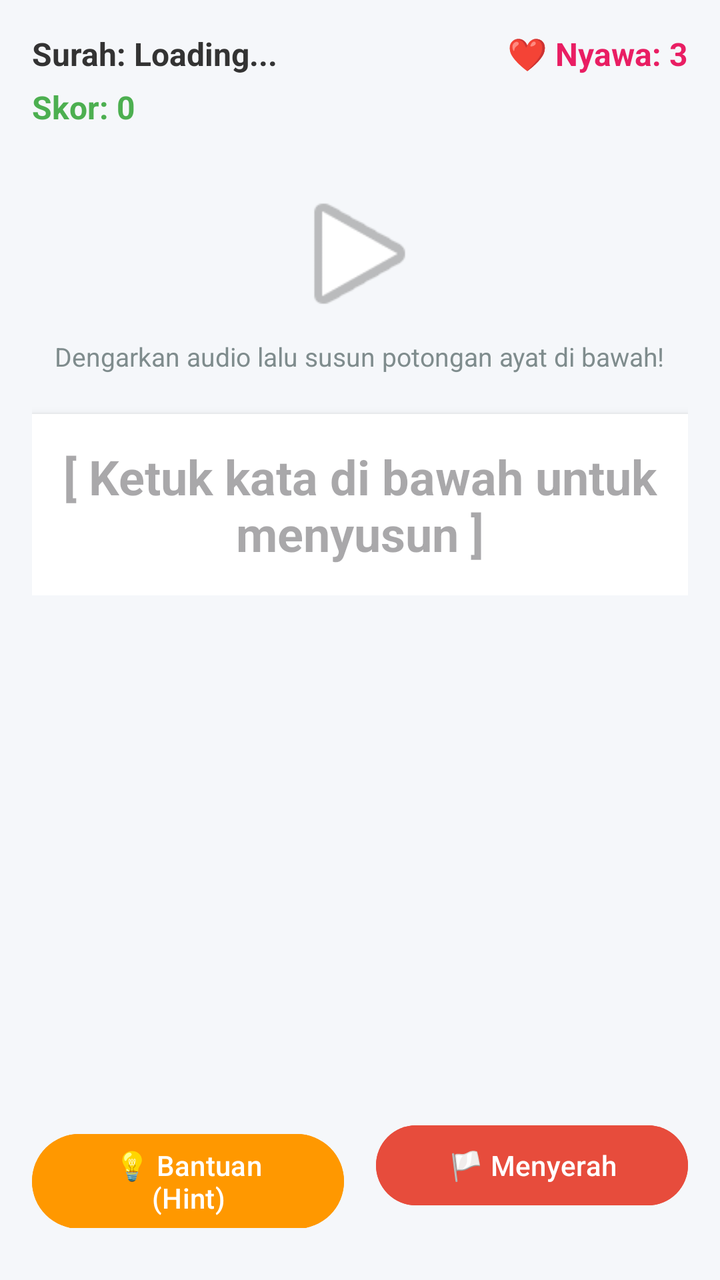
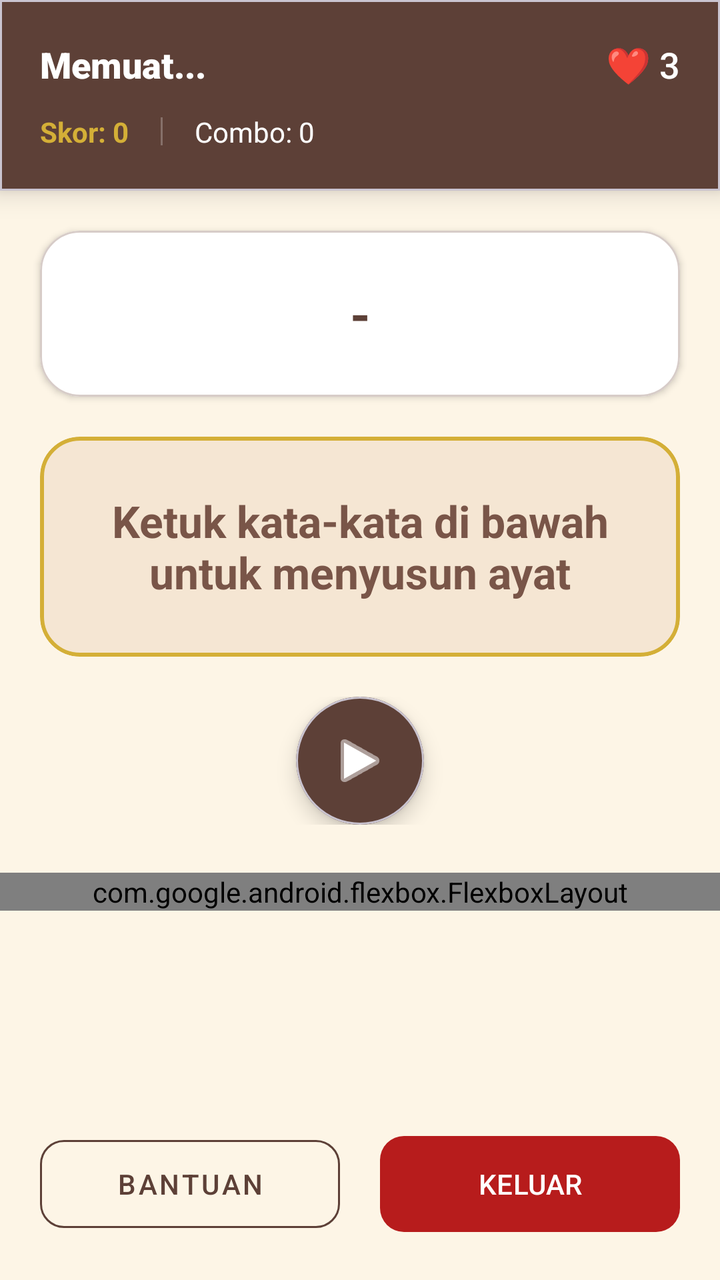

Before-and-after screenshots of an Android layout around one commit, followed by the original layout XML and the change that was made.
<!-- AndroidManifest.xml: application theme Theme.SambungAyat -->
<!-- res/layout/activity_main.xml -->
<?xml version="1.0" encoding="utf-8"?>
<RelativeLayout xmlns:android="http://schemas.android.com/apk/res/android"
    android:layout_width="match_parent"
    android:layout_height="match_parent"
    android:padding="16dp"
    android:background="#F5F7FA">

    <RelativeLayout
        android:id="@+id/layoutHeader"
        android:layout_width="match_parent"
        android:layout_height="wrap_content">

        <TextView
            android:id="@+id/tvSurahInfo"
            android:layout_width="wrap_content"
            android:layout_height="wrap_content"
            android:text="Surah: Loading..."
            android:textSize="16sp"
            android:textStyle="bold"
            android:textColor="#333333"/>

        <TextView
            android:id="@+id/tvNyawa"
            android:layout_width="wrap_content"
            android:layout_height="wrap_content"
            android:layout_alignParentEnd="true"
            android:text="❤️ Nyawa: 3"
            android:textSize="16sp"
            android:textStyle="bold"
            android:textColor="#E91E63"/>

        <TextView
            android:id="@+id/tvScore"
            android:layout_width="wrap_content"
            android:layout_height="wrap_content"
            android:layout_below="@id/tvSurahInfo"
            android:layout_marginTop="5dp"
            android:text="Skor: 0"
            android:textSize="16sp"
            android:textStyle="bold"
            android:textColor="#4CAF50"/>
    </RelativeLayout>

    <LinearLayout
        android:id="@+id/layoutPertanyaan"
        android:layout_width="match_parent"
        android:layout_height="wrap_content"
        android:layout_below="@id/layoutHeader"
        android:orientation="vertical"
        android:gravity="center"
        android:layout_marginTop="25dp">

        <ImageButton
            android:id="@+id/btnPutarSuara"
            android:layout_width="75dp"
            android:layout_height="75dp"
            android:background="@android:color/transparent"
            android:scaleType="fitCenter"
            android:src="@android:drawable/ic_media_play"
            android:contentDescription="Putar Suara" />

        <TextView
            android:id="@+id/tvPetunjuk"
            android:layout_width="wrap_content"
            android:layout_height="wrap_content"
            android:text="Dengarkan audio lalu susun potongan ayat di bawah!"
            android:textSize="13sp"
            android:textColor="#7F8C8D"
            android:layout_marginTop="5dp"
            android:gravity="center"/>

        <TextView
            android:id="@+id/tvHasilSusunan"
            android:layout_width="match_parent"
            android:layout_height="wrap_content"
            android:minHeight="90dp"
            android:text=""
            android:hint="[ Ketuk kata di bawah untuk menyusun ]"
            android:textSize="24sp"
            android:textStyle="bold"
            android:gravity="center"
            android:layout_marginTop="20dp"
            android:padding="15dp"
            android:background="#FFFFFF"
            android:textColor="#2C3E50"
            android:elevation="3dp"/>
    </LinearLayout>

    <HorizontalScrollView
        android:id="@+id/scrollPilihan"
        android:layout_width="match_parent"
        android:layout_height="wrap_content"
        android:layout_below="@id/layoutPertanyaan"
        android:layout_above="@id/layoutAksiBawah"
        android:layout_marginTop="30dp"
        android:layout_marginBottom="30dp"
        android:scrollbars="none">

        <LinearLayout
            android:id="@+id/layoutPilihanKata"
            android:layout_width="wrap_content"
            android:layout_height="wrap_content"
            android:orientation="horizontal"
            android:gravity="center"
            android:padding="5dp" />
    </HorizontalScrollView>

    <LinearLayout
        android:id="@+id/layoutAksiBawah"
        android:layout_width="match_parent"
        android:layout_height="wrap_content"
        android:layout_alignParentBottom="true"
        android:orientation="horizontal"
        android:weightSum="2"
        android:layout_marginBottom="10dp">

        <Button
            android:id="@+id/btnHint"
            android:layout_width="0dp"
            android:layout_height="wrap_content"
            android:layout_weight="1"
            android:text="💡 Bantuan (Hint)"
            android:layout_marginEnd="8dp"
            android:backgroundTint="#FF9800"
            android:textColor="#FFFFFF"/>

        <Button
            android:id="@+id/btnMenyerah"
            android:layout_width="0dp"
            android:layout_height="wrap_content"
            android:layout_weight="1"
            android:text="🏳️ Menyerah"
            android:layout_marginStart="8dp"
            android:backgroundTint="#E74C3C"
            android:textColor="#FFFFFF"/>
    </LinearLayout>

</RelativeLayout>
<!-- resources referenced by this layout -->
<resources>
  <style name="Theme.SambungAyat" parent="Base.Theme.SambungAyat" />
  <style name="Base.Theme.SambungAyat" parent="Theme.Material3.DayNight.NoActionBar">
          
          
      </style>
</resources>

<!-- the commit's change to res/layout/activity_main.xml (unified diff, before → after) -->
@@ -1,138 +1,221 @@
 <?xml version="1.0" encoding="utf-8"?>
 <RelativeLayout xmlns:android="http://schemas.android.com/apk/res/android"
+    xmlns:app="http://schemas.android.com/apk/res-auto"
     android:layout_width="match_parent"
     android:layout_height="match_parent"
-    android:padding="16dp"
-    android:background="#F5F7FA">
-
-    <RelativeLayout
-        android:id="@+id/layoutHeader"
-        android:layout_width="match_parent"
-        android:layout_height="wrap_content">
-
-        <TextView
-            android:id="@+id/tvSurahInfo"
-            android:layout_width="wrap_content"
-            android:layout_height="wrap_content"
-            android:text="Surah: Loading..."
-            android:textSize="16sp"
-            android:textStyle="bold"
-            android:textColor="#333333"/>
-
-        <TextView
-            android:id="@+id/tvNyawa"
-            android:layout_width="wrap_content"
-            android:layout_height="wrap_content"
-            android:layout_alignParentEnd="true"
-            android:text="❤️ Nyawa: 3"
-            android:textSize="16sp"
-            android:textStyle="bold"
-            android:textColor="#E91E63"/>
-
-        <TextView
-            android:id="@+id/tvScore"
-            android:layout_width="wrap_content"
-            android:layout_height="wrap_content"
-            android:layout_below="@id/tvSurahInfo"
-            android:layout_marginTop="5dp"
-            android:text="Skor: 0"
-            android:textSize="16sp"
-            android:textStyle="bold"
-            android:textColor="#4CAF50"/>
-    </RelativeLayout>
-
-    <LinearLayout
-        android:id="@+id/layoutPertanyaan"
+    android:background="@color/background">
+
+    
+    <com.google.android.material.card.MaterialCardView
+        android:id="@+id/cardHeader"
         android:layout_width="match_parent"
         android:layout_height="wrap_content"
-        android:layout_below="@id/layoutHeader"
-        android:orientation="vertical"
-        android:gravity="center"
-        android:layout_marginTop="25dp">
-
-        <ImageButton
-            android:id="@+id/btnPutarSuara"
-            android:layout_width="75dp"
-            android:layout_height="75dp"
-            android:background="@android:color/transparent"
-            android:scaleType="fitCenter"
-            android:src="@android:drawable/ic_media_play"
-            android:contentDescription="Putar Suara" />
-
-        <TextView
-            android:id="@+id/tvPetunjuk"
-            android:layout_width="wrap_content"
-            android:layout_height="wrap_content"
-            android:text="Dengarkan audio lalu susun potongan ayat di bawah!"
-            android:textSize="13sp"
-            android:textColor="#7F8C8D"
-            android:layout_marginTop="5dp"
-            android:gravity="center"/>
-
-        <TextView
-            android:id="@+id/tvHasilSusunan"
+        app:cardBackgroundColor="@color/primary"
+        app:cardCornerRadius="0dp"
+        app:cardElevation="8dp">
+
+        <RelativeLayout
             android:layout_width="match_parent"
             android:layout_height="wrap_content"
-            android:minHeight="90dp"
-            android:text=""
-            android:hint="[ Ketuk kata di bawah untuk menyusun ]"
-            android:textSize="24sp"
-            android:textStyle="bold"
-            android:gravity="center"
-            android:layout_marginTop="20dp"
-            android:padding="15dp"
-            android:background="#FFFFFF"
-            android:textColor="#2C3E50"
-            android:elevation="3dp"/>
-    </LinearLayout>
-
-    <HorizontalScrollView
-        android:id="@+id/scrollPilihan"
+            android:padding="20dp">
+
+            <TextView
+                android:id="@+id/tvSurahInfo"
+                android:layout_width="wrap_content"
+                android:layout_height="wrap_content"
+                android:fontFamily="sans-serif-black"
+                android:text="Memuat..."
+                android:textColor="#FFFFFF"
+                android:textSize="18sp" />
+
+            <TextView
+                android:id="@+id/tvNyawa"
+                android:layout_width="wrap_content"
+                android:layout_height="wrap_content"
+                android:layout_alignParentEnd="true"
+                android:fontFamily="sans-serif-medium"
+                android:text="❤️ 3"
+                android:textColor="#FFFFFF"
+                android:textSize="18sp" />
+
+            <LinearLayout
+                android:layout_width="match_parent"
+                android:layout_height="wrap_content"
+                android:layout_below="@id/tvSurahInfo"
+                android:layout_marginTop="12dp"
+                android:gravity="center_vertical"
+                android:orientation="horizontal">
+
+                <TextView
+                    android:id="@+id/tvScore"
+                    android:layout_width="wrap_content"
+                    android:layout_height="wrap_content"
+                    android:text="Skor: 0"
+                    android:textColor="@color/secondary"
+                    android:textStyle="bold" />
+
+                <View
+                    android:layout_width="1dp"
+                    android:layout_height="14dp"
+                    android:layout_marginHorizontal="16dp"
+                    android:background="#40FFFFFF" />
+
+                <TextView
+                    android:id="@+id/tvComboStreak"
+                    android:layout_width="wrap_content"
+                    android:layout_height="wrap_content"
+                    android:text="Combo: 0"
+                    android:textColor="#FFFFFF" />
+            </LinearLayout>
+        </RelativeLayout>
+    </com.google.android.material.card.MaterialCardView>
+
+    <androidx.core.widget.NestedScrollView
         android:layout_width="match_parent"
-        android:layout_height="wrap_content"
-        android:layout_below="@id/layoutPertanyaan"
+        android:layout_height="match_parent"
+        android:layout_below="@id/cardHeader"
         android:layout_above="@id/layoutAksiBawah"
-        android:layout_marginTop="30dp"
-        android:layout_marginBottom="30dp"
-        android:scrollbars="none">
+        android:fillViewport="true">
 
         <LinearLayout
-            android:id="@+id/layoutPilihanKata"
-            android:layout_width="wrap_content"
+            android:layout_width="match_parent"
             android:layout_height="wrap_content"
-            android:orientation="horizontal"
-            android:gravity="center"
-            android:padding="5dp" />
-    </HorizontalScrollView>
-
+            android:orientation="vertical"
+            android:paddingBottom="20dp">
+
+            
+            <com.google.android.material.card.MaterialCardView
+                android:id="@+id/cardSoalArab"
+                android:layout_width="match_parent"
+                android:layout_height="wrap_content"
+                android:layout_marginHorizontal="20dp"
+                android:layout_marginTop="20dp"
+                app:cardBackgroundColor="@color/white"
+                app:cardCornerRadius="20dp"
+                app:cardElevation="2dp"
+                app:strokeColor="@color/border_subtle"
+                app:strokeWidth="1dp">
+
+                <LinearLayout
+                    android:layout_width="match_parent"
+                    android:layout_height="wrap_content"
+                    android:orientation="vertical"
+                    android:padding="24dp"
+                    android:gravity="center">
+
+                    <TextView
+                        android:id="@+id/tvSoalArab"
+                        android:layout_width="match_parent"
+                        android:layout_height="wrap_content"
+                        android:gravity="center"
+                        android:text="-"
+                        android:textColor="@color/primary"
+                        android:textSize="26sp"
+                        android:textStyle="bold"
+                        android:textDirection="rtl" />
+                </LinearLayout>
+            </com.google.android.material.card.MaterialCardView>
+
+            
+            <com.google.android.material.card.MaterialCardView
+                android:id="@+id/dropZoneCard"
+                android:layout_width="match_parent"
+                android:layout_height="wrap_content"
+                android:minHeight="110dp"
+                android:layout_margin="20dp"
+                app:cardBackgroundColor="@color/surface_variant"
+                app:cardCornerRadius="20dp"
+                app:strokeColor="@color/secondary"
+                app:strokeWidth="2dp">
+
+                <TextView
+                    android:id="@+id/tvHasilSusunan"
+                    android:layout_width="match_parent"
+                    android:layout_height="wrap_content"
+                    android:minHeight="110dp"
+                    android:gravity="center"
+                    android:padding="16dp"
+                    android:hint="Ketuk kata-kata di bawah untuk menyusun ayat"
+                    android:textColor="@color/primary"
+                    android:textColorHint="@color/text_variant"
+                    android:textSize="22sp"
+                    android:textStyle="bold"
+                    android:textDirection="rtl" />
+            </com.google.android.material.card.MaterialCardView>
+
+            
+            <LinearLayout
+                android:id="@+id/layoutAudio"
+                android:layout_width="match_parent"
+                android:layout_height="wrap_content"
+                android:gravity="center"
+                android:layout_marginBottom="24dp">
+                <com.google.android.material.card.MaterialCardView
+                    android:layout_width="64dp"
+                    android:layout_height="64dp"
+                    app:cardBackgroundColor="@color/primary"
+                    app:cardCornerRadius="32dp"
+                    app:cardElevation="6dp">
+                    <ImageButton
+                        android:id="@+id/btnPutarSuara"
+                        android:layout_width="match_parent"
+                        android:layout_height="match_parent"
+                        android:background="?android:attr/selectableItemBackground"
+                        android:src="@android:drawable/ic_media_play"
+                        app:tint="@color/white" />
+                </com.google.android.material.card.MaterialCardView>
+            </LinearLayout>
+
+            
+            <ProgressBar
+                android:id="@+id/progressBar"
+                android:layout_width="wrap_content"
+                android:layout_height="wrap_content"
+                android:layout_gravity="center"
+                android:layout_margin="20dp"
+                android:visibility="gone" />
+
+            
+            <com.google.android.flexbox.FlexboxLayout
+                android:id="@+id/layoutPilihanKata"
+                android:layout_width="match_parent"
+                android:layout_height="wrap_content"
+                android:paddingHorizontal="20dp"
+                app:flexWrap="wrap"
+                app:justifyContent="center"
+                app:flexDirection="row_reverse" />
+
+        </LinearLayout>
+    </androidx.core.widget.NestedScrollView>
+
+    
     <LinearLayout
         android:id="@+id/layoutAksiBawah"
         android:layout_width="match_parent"
         android:layout_height="wrap_content"
         android:layout_alignParentBottom="true"
-        android:orientation="horizontal"
+        android:padding="20dp"
         android:weightSum="2"
-        android:layout_marginBottom="10dp">
-
-        <Button
+        android:background="@color/background">
+        <com.google.android.material.button.MaterialButton
             android:id="@+id/btnHint"
+            style="@style/Widget.MaterialComponents.Button.OutlinedButton"
             android:layout_width="0dp"
-            android:layout_height="wrap_content"
+            android:layout_height="56dp"
+            android:layout_marginEnd="10dp"
             android:layout_weight="1"
-            android:text="💡 Bantuan (Hint)"
-            android:layout_marginEnd="8dp"
-            android:backgroundTint="#FF9800"
-            android:textColor="#FFFFFF"/>
-
-        <Button
+            android:text="BANTUAN"
+            android:textColor="@color/primary"
+            app:strokeColor="@color/primary"
+            app:cornerRadius="12dp" />
+        <com.google.android.material.button.MaterialButton
             android:id="@+id/btnMenyerah"
             android:layout_width="0dp"
-            android:layout_height="wrap_content"
+            android:layout_height="56dp"
+            android:layout_marginStart="10dp"
             android:layout_weight="1"
-            android:text="🏳️ Menyerah"
-            android:layout_marginStart="8dp"
-            android:backgroundTint="#E74C3C"
-            android:textColor="#FFFFFF"/>
+            android:text="KELUAR"
+            app:backgroundTint="@color/error"
+            app:cornerRadius="12dp" />
     </LinearLayout>
-
 </RelativeLayout>
<!-- resource entries referenced after the edit -->
@@ -1,9 +1,33 @@
 <!-- resources referenced by this layout -->
 <resources>
+  <color name="background">#FDF5E6</color>
+  <color name="border_subtle">#D7CCC8</color>
+  <color name="error">#B71C1C</color>
+  <color name="primary">#5D4037</color>
+  <color name="secondary">#D4AF37</color>
+  <color name="surface_variant">#F5E6D3</color>
+  <color name="text_variant">#795548</color>
+  <color name="white">#FFFFFF</color>
   <style name="Theme.SambungAyat" parent="Base.Theme.SambungAyat" />
   <style name="Base.Theme.SambungAyat" parent="Theme.Material3.DayNight.NoActionBar">
           
+          <item name="colorPrimary">@color/primary</item>
+          <item name="colorOnPrimary">@color/white</item>
+          <item name="colorPrimaryContainer">@color/primary_container</item>
+          <item name="colorOnPrimaryContainer">@color/text_main</item>
+  
           
+          <item name="colorSecondary">@color/secondary</item>
+          <item name="colorOnSecondary">@color/white</item>
+  
+          
+          <item name="colorAccent">@color/primary</item>
+          <item name="android:statusBarColor">@color/primary</item>
+  
+          
+          <item name="materialButtonStyle">@style/Widget.Material3.Button</item>
       </style>
+  <color name="primary_container">#EFEBE9</color>
+  <color name="text_main">#3E2723</color>
 </resources>
 
